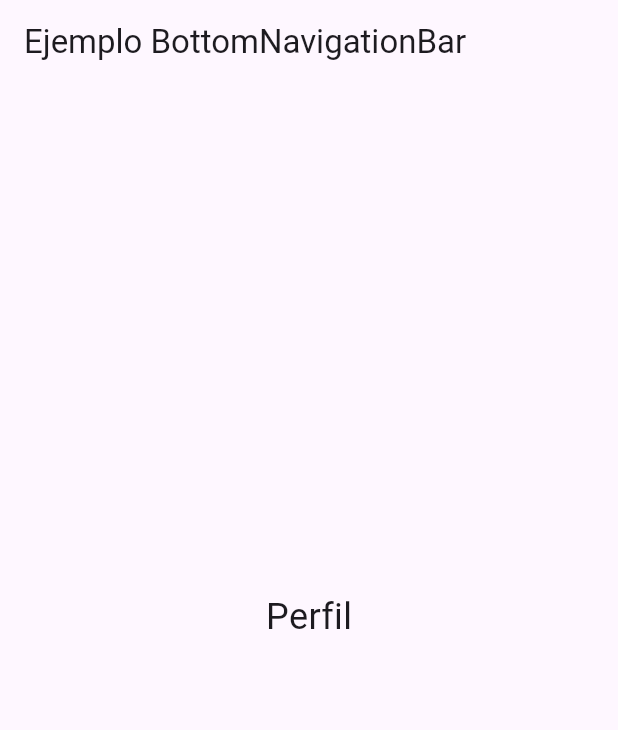
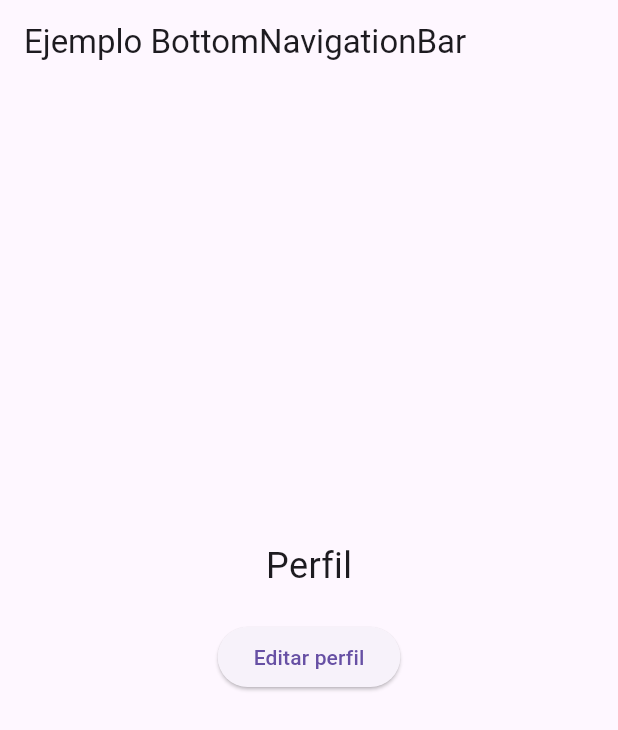
Before and after one commit to JuanHuamaniVasquez/Programacion-para-Dispositivos-Moviles---Juan-Huamani, a Flutter app: the screen it shows after launch, item 4 of the bottom bar chosen, on a phone screen of 412 x 824 dp. Shown: the top 730 px of the screen. Run offline on Flutter 3.47's test engine with Material 3 defaults, Android fonts, the phone set to English and light mode, and no system bars.

Commit message:
Agregado botón Editar perfil en la pestaña Perfil

```diff
--- a/Actividad en Clase - BNavigationBar/lib/main.dart
+++ b/Actividad en Clase - BNavigationBar/lib/main.dart
@@ -27,11 +27,25 @@ class MyHomePage extends StatefulWidget {
 class _MyHomePageState extends State<MyHomePage> {
   int _selectedIndex = 0;
 
-  final List<Widget> _pages = const [
-    Center(child: Text('Inicio', style: TextStyle(fontSize: 24))),
-    Center(child: Text('Usuarios', style: TextStyle(fontSize: 24))),
-    Center(child: Text('Configuración', style: TextStyle(fontSize: 24))),
-    Center(child: Text('Perfil', style: TextStyle(fontSize: 24))),
+  final List<Widget> _pages = [
+    const Center(child: Text('Inicio', style: TextStyle(fontSize: 24))),
+    const Center(child: Text('Usuarios', style: TextStyle(fontSize: 24))),
+    const Center(child: Text('Configuración', style: TextStyle(fontSize: 24))),
+    Center(
+      child: Column(
+        mainAxisAlignment: MainAxisAlignment.center,
+        children: [
+          const Text('Perfil', style: TextStyle(fontSize: 24)),
+          const SizedBox(height: 20),
+          ElevatedButton(
+            onPressed: () {
+              print('Editar perfil presionado');
+            },
+            child: const Text('Editar perfil'),
+          ),
+        ],
+      ),
+    ),
   ];
 
   void _onItemTapped(int index) {
```
